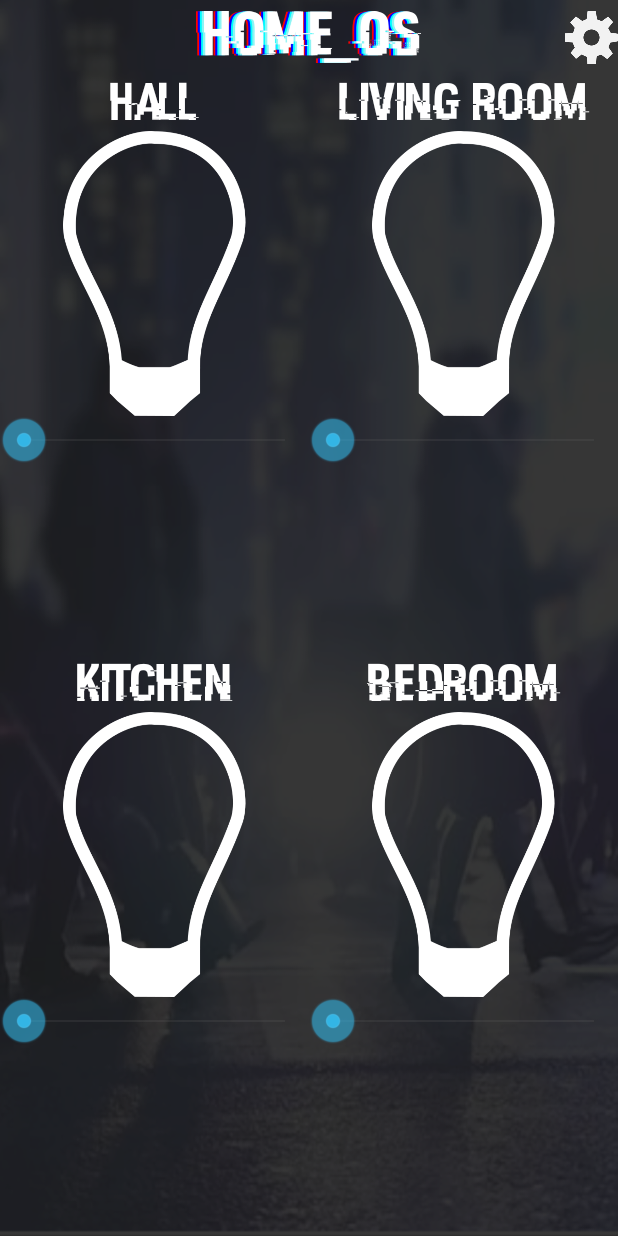
After one commit to obabec/junior.hack.2017, an Android app: the LightControllActivity screen opened directly, with no data from a screen before it, on a phone screen of 412 x 824 dp. The commit adds this screen. Run offline under Robolectric (Android 15) with nearby library versions, the phone set to English and light mode, and no system bars.

Commit message:
Light controll design and click effects for main menu done

```diff
--- /dev/null
+++ b/korbar/APP/app/src/main/java/com/example/tomaskorb/homeos/CustomFontTextView.java
@@ -0,0 +1,35 @@
+package com.example.tomaskorb.homeos;
+
+import android.content.Context;
+import android.graphics.Typeface;
+import android.support.annotation.Nullable;
+import android.util.AttributeSet;
+import android.widget.TextView;
+
+/**
+ * Created by tomas.korb on 12/8/17.
+ */
+
+public class CustomFontTextView extends TextView {
+    public CustomFontTextView(Context context) {
+        super(context);
+        Typeface face=Typeface.createFromAsset(context.getAssets(), "fonts/hacked.ttf");
+        this.setTypeface(face);
+    }
+
+    public CustomFontTextView(Context context, @Nullable AttributeSet attrs) {
+        super(context, attrs);
+        Typeface face=Typeface.createFromAsset(context.getAssets(), "fonts/hacked.ttf");
+        this.setTypeface(face);
+    }
+
+    public CustomFontTextView(Context context, @Nullable AttributeSet attrs, int defStyleAttr) {
+        super(context, attrs, defStyleAttr);
+        Typeface face=Typeface.createFromAsset(context.getAssets(), "fonts/hacked.ttf");
+        this.setTypeface(face);
+    }
+
+
+
+
+}
--- /dev/null
+++ b/korbar/APP/app/src/main/java/com/example/tomaskorb/homeos/LightControllActivity.java
@@ -0,0 +1,16 @@
+package com.example.tomaskorb.homeos;
+
+import android.app.Activity;
+import android.os.Bundle;
+
+public class LightControllActivity extends Activity {
+
+    @Override
+    protected void onCreate(Bundle savedInstanceState) {
+        super.onCreate(savedInstanceState);
+        setContentView(R.layout.activity_light_controll);
+    }
+
+
+
+}
--- /dev/null
+++ b/korbar/APP/app/src/main/res/drawable/button_gray_click_effect.xml
@@ -0,0 +1,5 @@
+<?xml version="1.0" encoding="utf-8"?>
+<selector xmlns:android="http://schemas.android.com/apk/res/android">
+    <item android:state_pressed="true" android:drawable="@drawable/button_gray_click_effect_pressed" />
+    <item android:state_pressed="false" android:drawable="@drawable/button_gray_click_effect_idle" />
+</selector>
--- /dev/null
+++ b/korbar/APP/app/src/main/res/layout/activity_light_controll.xml
@@ -0,0 +1,139 @@
+<?xml version="1.0" encoding="utf-8"?>
+<LinearLayout xmlns:android="http://schemas.android.com/apk/res/android"
+    xmlns:app="http://schemas.android.com/apk/res-auto"
+    xmlns:tools="http://schemas.android.com/tools"
+    android:layout_width="match_parent"
+    android:layout_height="match_parent"
+    tools:context="com.example.tomaskorb.homeos.LightControllActivity"
+    android:background="@drawable/main_menu_background"
+    android:orientation="vertical"
+    >
+
+    <!-- Prvni radek-->
+    <include layout="@layout/action_bar" />
+
+    <LinearLayout
+        android:layout_width="match_parent"
+        android:layout_height="match_parent"
+        android:layout_weight="1"
+        android:orientation="horizontal">
+
+        <LinearLayout
+            android:layout_width="match_parent"
+            android:layout_height="match_parent"
+            android:layout_weight="1"
+            android:orientation="vertical"
+            >
+
+            <com.example.tomaskorb.homeos.CustomFontTextView
+                android:layout_width="match_parent"
+                android:layout_height="wrap_content"
+                android:text="Hall"
+                android:textAlignment="center"
+                android:textColor="@android:color/white"
+                android:textSize="35dp" />
+
+            <ImageView
+                android:layout_width="match_parent"
+                android:layout_height="190dp"
+                android:src="@drawable/light_0" />
+
+            <SeekBar
+                android:layout_width="match_parent"
+                android:layout_height="wrap_content" />
+
+
+        </LinearLayout>
+
+        <LinearLayout
+            android:layout_width="match_parent"
+            android:layout_height="match_parent"
+            android:layout_weight="1"
+            android:orientation="vertical"
+            >
+
+            <com.example.tomaskorb.homeos.CustomFontTextView
+                android:layout_width="match_parent"
+                android:layout_height="wrap_content"
+                android:text="Living room"
+                android:textAlignment="center"
+                android:textColor="@android:color/white"
+                android:textSize="35dp" />
+
+            <ImageView
+                android:layout_width="match_parent"
+                android:layout_height="190dp"
+                android:src="@drawable/light_0" />
+
+            <SeekBar
+                android:layout_width="match_parent"
+                android:layout_height="wrap_content" />
+
+        </LinearLayout>
+
+
+
+    </LinearLayout>
+    <!-- Druhy radek-->
+    <LinearLayout
+        android:layout_width="match_parent"
+        android:layout_height="match_parent"
+        android:orientation="horizontal"
+        android:layout_weight="1"
+        >
+
+        <LinearLayout
+            android:layout_width="match_parent"
+            android:layout_height="match_parent"
+            android:layout_weight="1"
+            android:orientation="vertical"
+            >
+
+            <com.example.tomaskorb.homeos.CustomFontTextView
+                android:layout_width="match_parent"
+                android:layout_height="wrap_content"
+                android:text="Kitchen"
+                android:textAlignment="center"
+                android:textColor="@android:color/white"
+                android:textSize="35dp" />
+
+            <ImageView
+                android:layout_width="match_parent"
+                android:layout_height="190dp"
+                android:src="@drawable/light_0" />
+
+            <SeekBar
+                android:layout_width="match_parent"
+                android:layout_height="wrap_content" />
+
+        </LinearLayout>
+
+        <LinearLayout
+            android:layout_width="match_parent"
+            android:layout_height="match_parent"
+            android:layout_weight="1"
+            android:orientation="vertical"
+            >
+
+            <com.example.tomaskorb.homeos.CustomFontTextView
+                android:layout_width="match_parent"
+                android:layout_height="wrap_content"
+                android:text="Bedroom"
+                android:textAlignment="center"
+                android:textColor="@android:color/white"
+                android:textSize="35dp" />
+
+            <ImageView
+                android:layout_width="match_parent"
+                android:layout_height="190dp"
+                android:src="@drawable/light_0" />
+
+            <SeekBar
+                android:layout_width="match_parent"
+                android:layout_height="wrap_content" />
+
+        </LinearLayout>
+
+    </LinearLayout>
+
+</LinearLayout>
```
Also changed, not shown: korbar/APP/app/src/main/AndroidManifest.xml (+4 -3 lines), korbar/APP/app/src/main/java/com/example/tomaskorb/homeos/MainMenu.java (+8 -0 lines), korbar/APP/app/src/main/java/com/example/tomaskorb/homeos/SettingsActivity.java (added, +15 -0 lines), korbar/APP/app/src/main/res/drawable/button_gray_click_effect_idle.xml (added, +8 -0 lines), korbar/APP/app/src/main/res/drawable/button_gray_click_effect_pressed.xml (added, +8 -0 lines), korbar/APP/app/src/main/res/layout/activity_main_menu.xml (+8 -2 lines), korbar/APP/app/src/main/res/layout/activity_settings.xml (added, +9 -0 lines), korbar/APP/app/src/main/assets/fonts/hacked.ttf (added), korbar/APP/app/src/main/res/drawable/android_icon.png (added), korbar/APP/app/src/main/res/drawable/light_0.png (added).
